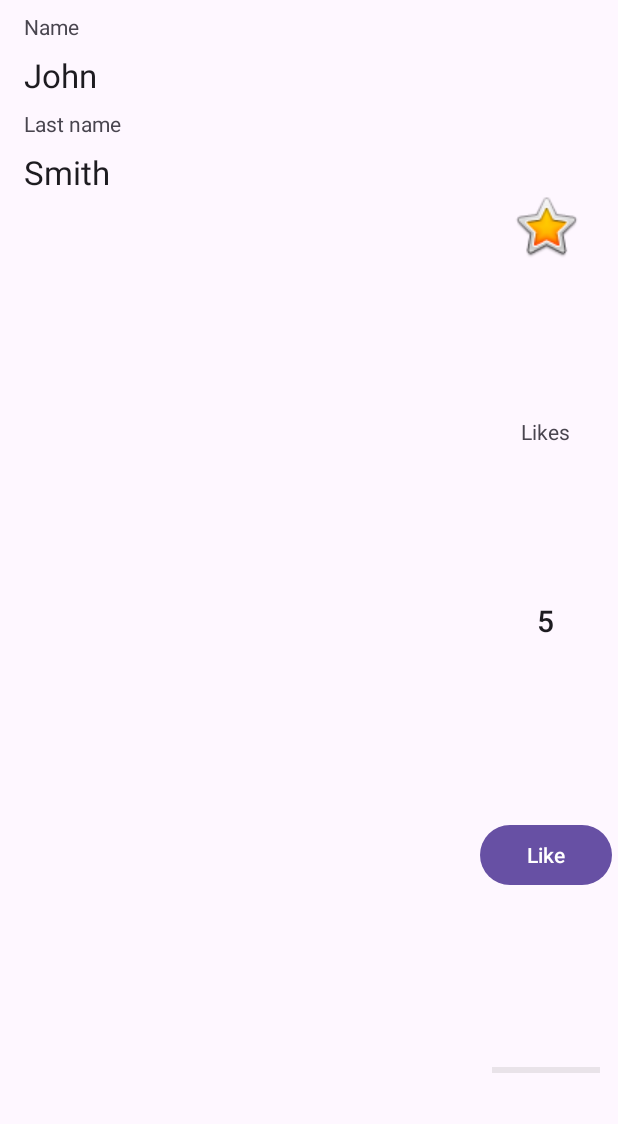
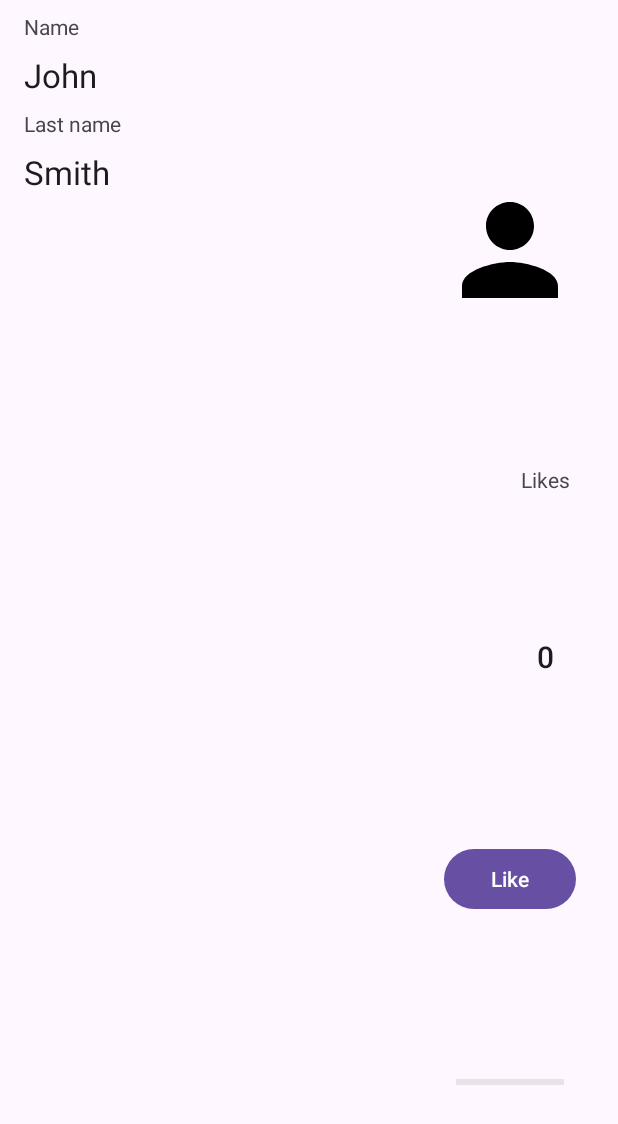
Before and after one commit to kerikir/SampleDataBinding, an Android app: the screen it shows after launch (MainActivity), on a phone screen of 412 x 824 dp. Shown: the top 1124 px of the screen. Run offline under Robolectric (Android 15) with nearby library versions, the phone set to English and light mode, and no system bars.

Commit message:
add initialize profile icon on label

```diff
--- a/app/src/main/java/com/example/sampledatabinding/ui/MainActivity.kt
+++ b/app/src/main/java/com/example/sampledatabinding/ui/MainActivity.kt
@@ -1,5 +1,8 @@
 package com.example.sampledatabinding.ui
 
+import android.content.Context
+import android.content.res.ColorStateList
+import android.graphics.drawable.Drawable
 import android.os.Bundle
 import android.view.View
 import android.widget.ImageView
@@ -7,10 +10,13 @@ import android.widget.ProgressBar
 import android.widget.TextView
 import androidx.activity.enableEdgeToEdge
 import androidx.appcompat.app.AppCompatActivity
+import androidx.core.content.ContextCompat
 import androidx.core.view.ViewCompat
 import androidx.core.view.WindowInsetsCompat
+import androidx.core.widget.ImageViewCompat
 import androidx.lifecycle.ViewModelProvider
 import com.example.sampledatabinding.R
+import com.example.sampledatabinding.data.Popularity
 import com.example.sampledatabinding.data.SimpleViewModel
 
 class MainActivity : AppCompatActivity()
@@ -26,6 +32,7 @@ class MainActivity : AppCompatActivity()
 
         // Явно указываем начальные значения
         updateName()
+        updateLikes()
     }
 
 
@@ -45,12 +52,42 @@ class MainActivity : AppCompatActivity()
 
 
     //
-    private fun updateLikes()
+    private fun updateLikes() : Unit
     {
-        findViewById<TextView>(R.id.label_likes).text = viewModel.counterLikes.toString()
+        findViewById<TextView>(R.id.plain_likes).text = viewModel.counterLikes.toString()
         findViewById<ProgressBar>(R.id.progressBar).progress = (viewModel.counterLikes * 100 / 5)
             .coerceAtMost(100)
 
         val image: ImageView = findViewById<ImageView>(R.id.imageView)
+        val color: Int = getColor(this, viewModel.popularity)
+
+        ImageViewCompat.setImageTintList(image, ColorStateList.valueOf(color))
+        image.setImageDrawable(getImage(this, viewModel.popularity))
+    }
+
+
+    // Получение цвета в зависимости от категории популярности
+    fun getColor(context: Context, popularity: Popularity) : Int
+    {
+        return when (popularity)
+        {
+            Popularity.NORMAL -> context.theme.obtainStyledAttributes(
+                intArrayOf(android.R.attr.colorForeground)).getColor(0, 0x000000)
+
+            Popularity.POPULAR -> ContextCompat.getColor(context, R.color.popular)
+            Popularity.STAR -> ContextCompat.getColor(context, R.color.star)
+        }
+    }
+
+
+    // Получение иконки в зависимости от категории популярности
+    fun getImage(context: Context, popularity: Popularity) : Drawable?
+    {
+        return when (popularity)
+        {
+            Popularity.NORMAL -> ContextCompat.getDrawable(context, R.drawable.icon_person)
+            Popularity.POPULAR -> ContextCompat.getDrawable(context, R.drawable.icon_fire)
+            Popularity.STAR -> ContextCompat.getDrawable(context, R.drawable.icon_fire)
+        }
     }
 }
--- a/app/src/main/res/values/colors.xml
+++ b/app/src/main/res/values/colors.xml
@@ -2,4 +2,7 @@
 <resources>
     <color name="black">#FF000000</color>
     <color name="white">#FFFFFFFF</color>
+
+    <color name="popular">#FF76A5</color>
+    <color name="star">#FF0057</color>
 </resources>
```
